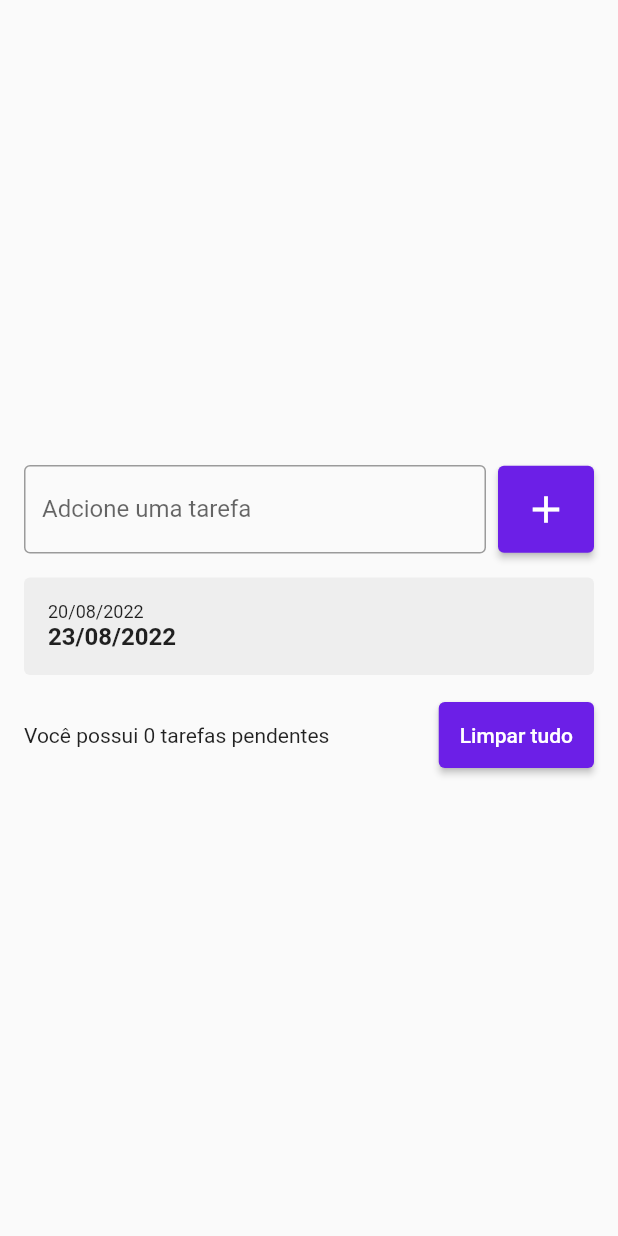
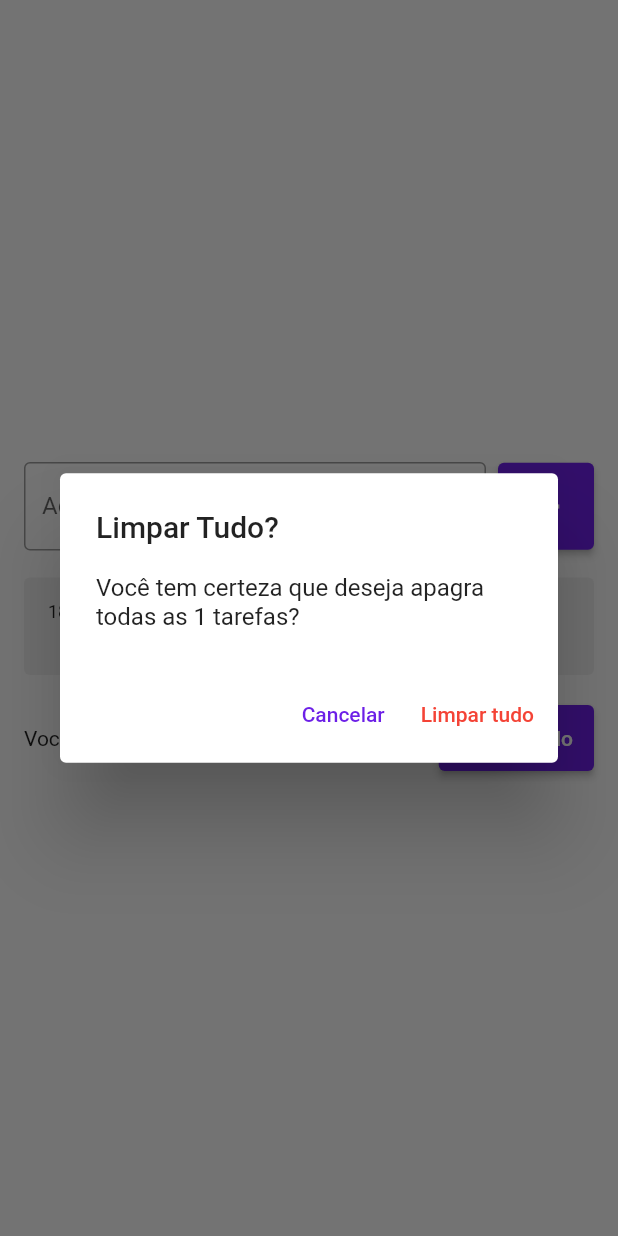
Before and after one commit to NascimentoFrancisco/lista-de-tarefas, a Flutter app: the screen it shows after launch, after a tap on the "add" icon, after a tap on "Limpar tudo", on a phone screen of 412 x 824 dp. Run offline on Flutter 3.47's test engine with Material 2 defaults, Android fonts, the phone set to English and light mode, and no system bars; drawn by our look-alikes of flutter_slidable.

Commit message:
Implementando modulo delete tarefas

```diff
--- a/lib/main.dart
+++ b/lib/main.dart
@@ -11,6 +11,8 @@ class MyApp extends StatelessWidget {
   @override
   Widget build(BuildContext context) {
     return MaterialApp(
+      //Lembrando que aqui só retira banner de deuga do app, mas o app ainda está no modo debug
+      debugShowCheckedModeBanner: false,
       //Page importada da pasta pages
       home: TodoListPage(),
     );
--- /dev/null
+++ b/lib/models/todo.dart
@@ -0,0 +1,8 @@
+
+class Todo{
+
+  Todo({required this.title, required this.dateTime});
+
+  String title;
+  DateTime dateTime;
+}
--- a/lib/pages/todo_list_page.dart
+++ b/lib/pages/todo_list_page.dart
@@ -1,5 +1,5 @@
 import 'package:flutter/material.dart';
-
+import 'package:gerenciador_tarefas/models/todo.dart';
 import '../widgets/todo_list_item.dart';
 
 class TodoListPage extends StatefulWidget {
@@ -12,14 +12,17 @@ class TodoListPage extends StatefulWidget {
 class _TodoListPageState extends State<TodoListPage> {
   final TextEditingController todoControler = TextEditingController();
 
-  List<String> todos = [];
+  List<Todo> todos = [];
+  Todo? deletedTodo;
+  int? deletedTodoPos;
 
   @override
   Widget build(BuildContext context) {
-    return Scaffold(
+    return SafeArea(
+      child: Scaffold(
         body: Center(
           child: Padding(
-          padding: const EdgeInsets.symmetric(horizontal: 16),
+            padding: const EdgeInsets.all(16),
               child: Column(
                 mainAxisSize: MainAxisSize.min,
                 children: [
@@ -39,7 +42,8 @@ class _TodoListPageState extends State<TodoListPage> {
                       ElevatedButton(onPressed: () {
                         String text = todoControler.text;
                         setState(() {
-                        todos.add(text);
+                          Todo newTodo = Todo(title: text, dateTime: DateTime.now());
+                          todos.add(newTodo);
                         });
                         todoControler.clear();
                       },
@@ -59,8 +63,11 @@ class _TodoListPageState extends State<TodoListPage> {
                     child: ListView(
                       shrinkWrap: true,
                       children: [
-                      for(String todo in todos)
-                        TodoListItem(),
+                        for(Todo todo in todos)
+                          TodoListItem(
+                            todo:todo,
+                            onDelete: onDelete
+                          ),
                       ],
                     ),
                   ),
@@ -68,10 +75,10 @@ class _TodoListPageState extends State<TodoListPage> {
                   Row(
                     children: [
                       Expanded(
-                      child: Text('Você possui 0 tarefas pendentes',
+                        child: Text('Você possui ${todos.length} tarefas pendentes',
                         ),
                       ),
-                    ElevatedButton(onPressed: () {},
+                      ElevatedButton(onPressed: showDeleteMessagerTodosConfirmationDialog,
                         child: Text('Limpar tudo'),
                         style: ElevatedButton.styleFrom(
                         primary: Color.fromARGB(255, 108, 31, 231),
@@ -84,6 +91,68 @@ class _TodoListPageState extends State<TodoListPage> {
               )
           ),
         )
+      ),
     );
   }
+
+  //Call Back
+  void onDelete(Todo todo){
+    deletedTodo = todo;
+    deletedTodoPos = todos.indexOf(todo);
+
+    setState(() {
+      todos.remove(todo);
+    });
+
+    ScaffoldMessenger.of(context).clearSnackBars();
+    ScaffoldMessenger.of(context).showSnackBar(
+      SnackBar(content: Text('Tarefa ${todo.title} foi removida com sucesso!',
+        style: TextStyle(color: Color.fromARGB(255, 29, 21, 43)),
+      ),
+      backgroundColor: Colors.white,
+      action:
+        SnackBarAction(
+          label: 'Desfazer',
+          textColor: Color.fromARGB(255, 29, 21, 43),
+          onPressed: () {
+            setState(() {
+              todos.insert(deletedTodoPos!, deletedTodo!);
+            });
+          },
+        ),
+        duration: const Duration(seconds: 5),
+      ),
+    );
   }
+
+  void showDeleteMessagerTodosConfirmationDialog(){
+    showDialog(
+      context: context,
+      builder: (context) => AlertDialog(
+        title: Text('Limpar Tudo?'),
+        content: Text('Você tem certeza que deseja apagra todas as ${todos.length} tarefas?'),
+        actions: [
+          TextButton(onPressed: () {
+            Navigator.of(context).pop();
+          },
+            child: Text('Cancelar'),
+            style: TextButton.styleFrom(primary: Color.fromARGB(255, 108, 31, 231)),
+          ),
+          TextButton(onPressed: () {
+            Navigator.of(context).pop();
+            deleteAllTodos();
+          },
+            child: Text('Limpar tudo'),
+            style: TextButton.styleFrom(primary: Colors.red),
+          )
+        ],
+      ),
+    );
+  }
+
+  void deleteAllTodos(){
+    setState(() {
+      todos.clear();
+    });
+  }
+}
--- a/lib/widgets/todo_list_item.dart
+++ b/lib/widgets/todo_list_item.dart
@@ -1,24 +1,33 @@
 import 'package:flutter/material.dart';
+import 'package:flutter_slidable/flutter_slidable.dart';
+import 'package:gerenciador_tarefas/models/todo.dart';
+import 'package:gerenciador_tarefas/pages/todo_list_page.dart';
+import 'package:intl/intl.dart';
 
 class TodoListItem extends StatelessWidget {
-  const TodoListItem({ Key? key }) : super(key: key);
+  const TodoListItem({ Key? key, required this.todo , required this.onDelete}) : super(key: key);
+
+  final Todo todo;
+  final Function(Todo) onDelete;
 
   Widget build(BuildContext context) {
-    return Container(
+    return Padding(
+      padding: const EdgeInsets.symmetric(vertical: 2),
+      child: Slidable(
+        child: Container(
         decoration: BoxDecoration(
           borderRadius: BorderRadius.circular(4),
           color: Colors.grey[200],
         ),
         padding: const EdgeInsets.all(16),
         child: Column(
-        crossAxisAlignment: CrossAxisAlignment.start,
-        // ignore: prefer_const_literals_to_create_immutables
+          crossAxisAlignment: CrossAxisAlignment.stretch,
           children: [
-          Text('20/08/2022',
+            Text(DateFormat('dd/MM/yyyy - HH:mm').format(todo.dateTime),
               style: TextStyle(
                 fontSize: 12
               ),),
-          Text('23/08/2022',
+            Text(todo.title,
               style: TextStyle(
                 fontSize: 16,
                 fontWeight: FontWeight.w600,
@@ -26,6 +35,21 @@ class TodoListItem extends StatelessWidget {
             ),
           ]
         ),
+      ),
+      actionExtentRatio: 0.2,
+      actionPane: const SlidableDrawerActionPane(),
+      //Para os botões aparecerem na esquerda
+      secondaryActions: [
+        IconSlideAction(
+          color: Colors.red,
+          icon: Icons.delete,
+          caption: 'Deletar',
+          onTap: () {
+            onDelete(todo);
+          },
+        )
+      ],
+      ),
     );
   }
 }
--- a/pubspec.yaml
+++ b/pubspec.yaml
@@ -34,6 +34,8 @@ dependencies:
   # The following adds the Cupertino Icons font to your application.
   # Use with the CupertinoIcons class for iOS style icons.
   cupertino_icons: ^1.0.2
+  intl:
+  flutter_slidable: ^0.6.0
 
 dev_dependencies:
   flutter_test:
```
Also changed, not shown: pubspec.lock. Lines whose indentation alone changed are shown as unchanged.
